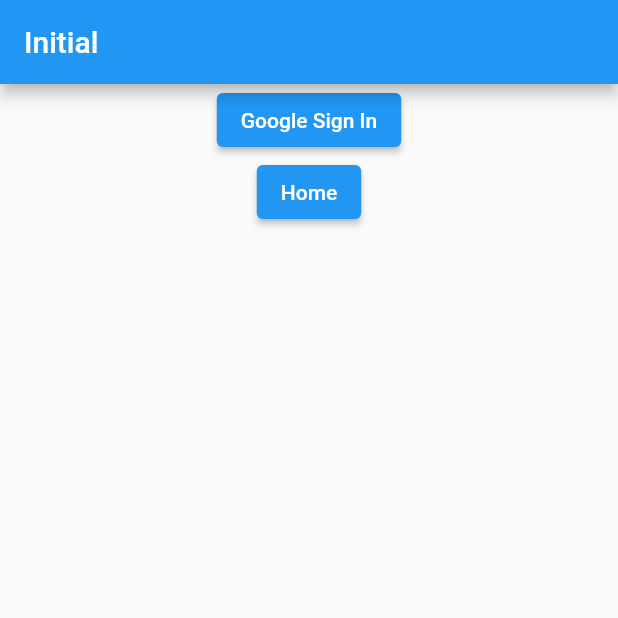
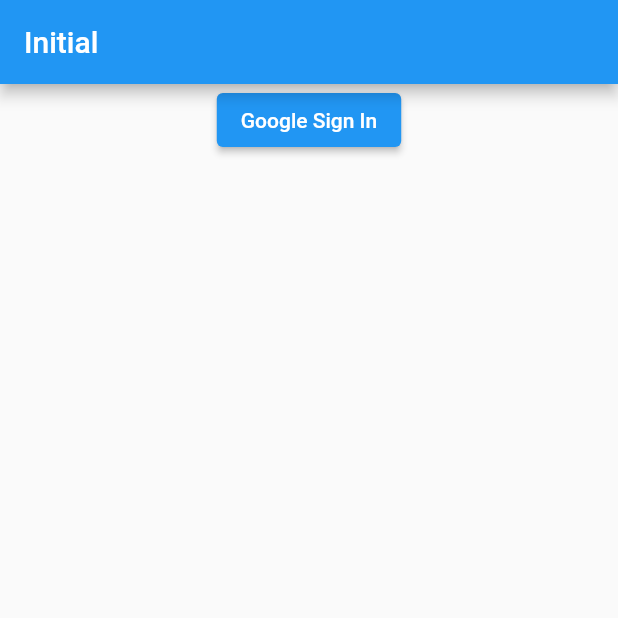
Before and after one commit to siliconvallii/writeai, a Flutter app: the screen it shows after launch, on a phone screen of 412 x 824 dp, the top half of it. Run offline on Flutter 3.47's test engine with Material 2 defaults, Android fonts, the light colour scheme and no system bars; our stand-ins replace firebase_auth, firebase_core, firebase_database, google_sign_in; accounts and stored records are empty.

Commit message:
remove Home Button in InitialScreen

```diff
--- a/lib/screens/initial_screen.dart
+++ b/lib/screens/initial_screen.dart
@@ -45,12 +45,6 @@
                   }
                 },
               ),
-              ElevatedButton(
-                child: const Text('Home'),
-                onPressed: () {
-                  Navigator.pushNamed(context, '/home');
-                },
-              ),
             ],
           ),
         ),
```
